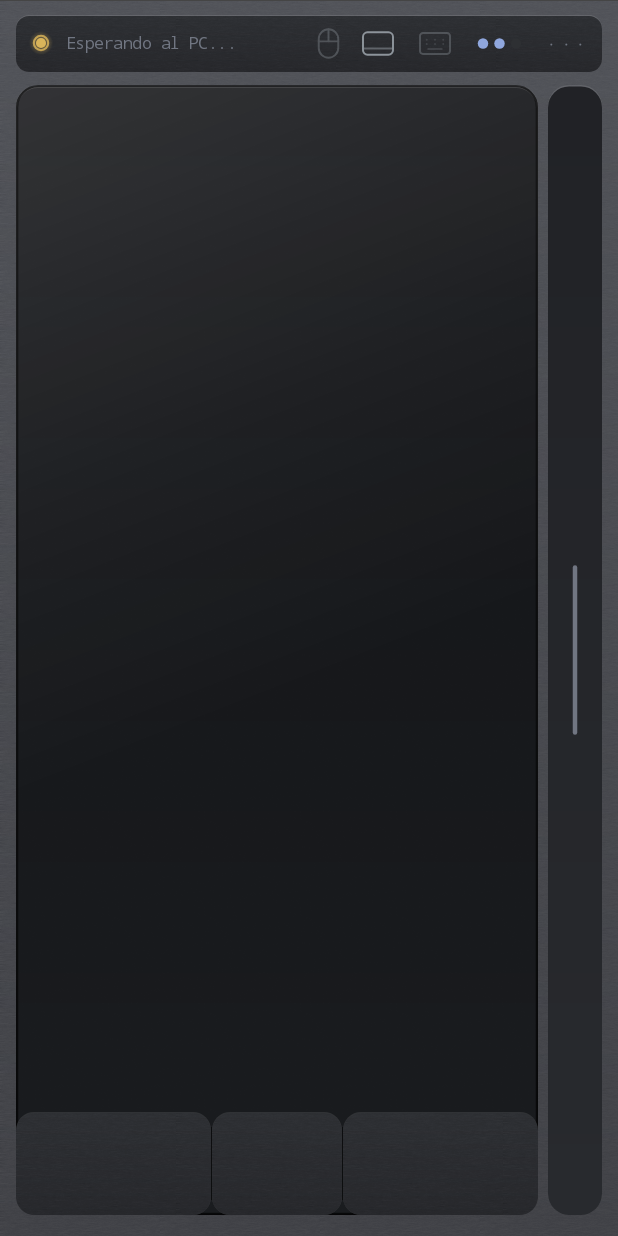
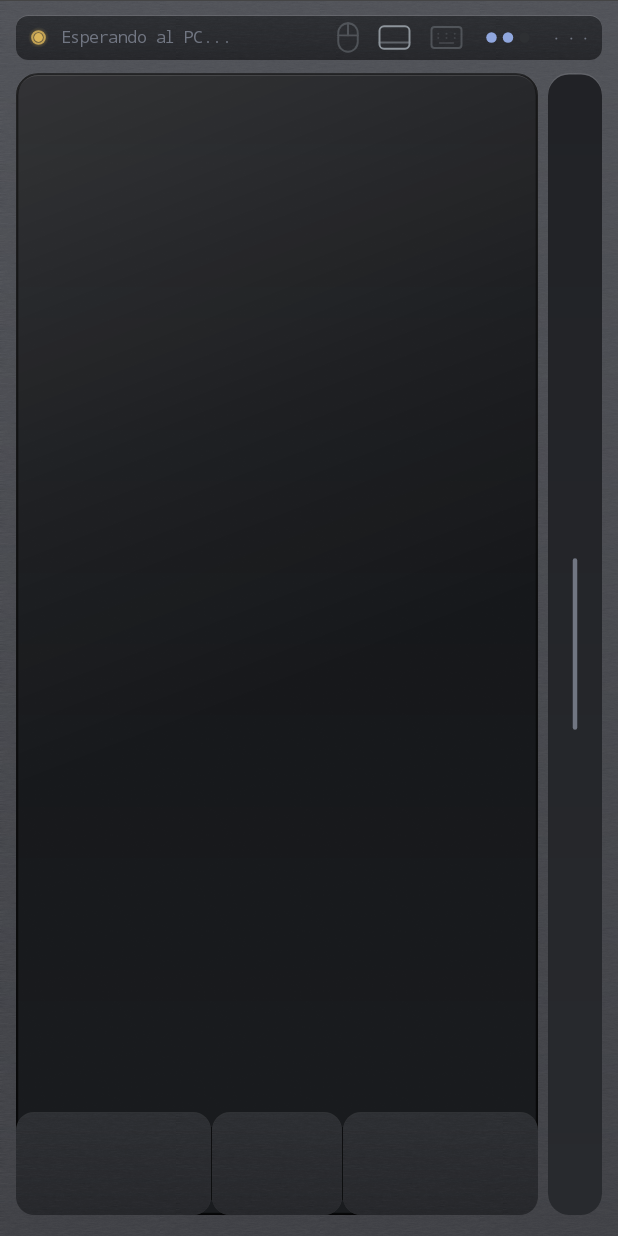
Before and after one commit to u0921985828-arch/Mousedroid, an Android app: the screen it shows after launch (MainActivity), on a phone screen of 412 x 824 dp. Run offline under Robolectric (Android 15) with nearby library versions, the phone set to English and light mode, and no system bars.

Commit message:
style(ui): cabecera a los 30 dp de las cotas
La referencia la mide en 30 dp y las cotas de CLAUDE.md dicen lo mismo; estaba en
38 porque al montarla sobre chapa no cabían las piezas. Encogen las cajas, no los
glifos: siguen dibujándose a 11 dp con trazo de 1,3, que es lo especificado.

  LED     16 -> 14 dp   (el núcleo visible sigue en ~7, el resto es halo)
  glifos  26 -> 22 dp de alto
  pips    46x26 -> 44x22
  chapa   padding 9/6 -> 8/5, radio 9 -> 8

Co-Authored-By: Claude Opus 5 <noreply@anthropic.com>
Claude-Session: https://claude.ai/code/session_018eq48cATXydZiUC6SMoQsf

```diff
--- a/android/app/src/main/java/com/eddie/usbmouse/MainActivity.kt
+++ b/android/app/src/main/java/com/eddie/usbmouse/MainActivity.kt
@@ -180,7 +180,7 @@ class MainActivity : Activity(), DeckIO {
             orientation = LinearLayout.VERTICAL
             setPadding(dp(11), dp(10), dp(11), dp(14))
         }
-        colv.addView(head(), LinearLayout.LayoutParams(MATCH_PARENT, dp(38)))
+        colv.addView(head(), LinearLayout.LayoutParams(MATCH_PARENT, dp(30)))
         stageHost = FrameLayout(this)
         colv.addView(stageHost, LinearLayout.LayoutParams(MATCH_PARENT, 0, 1f).apply {
             topMargin = dp(9)
@@ -220,11 +220,11 @@ class MainActivity : Activity(), DeckIO {
         val bar = LinearLayout(this).apply {
             orientation = LinearLayout.HORIZONTAL
             gravity = Gravity.CENTER_VERTICAL
-            background = plate(this@MainActivity, 9)
-            setPadding(dp(9), 0, dp(6), 0)
+            background = plate(this@MainActivity, 8)
+            setPadding(dp(8), 0, dp(5), 0)
         }
         led = LedView(this).apply { color = col(LED_OFF) }
-        bar.addView(led, LinearLayout.LayoutParams(dp(16), dp(16)).apply { rightMargin = dp(9) })
+        bar.addView(led, LinearLayout.LayoutParams(dp(14), dp(14)).apply { rightMargin = dp(8) })
 
         wire = etched("—", 10.5f, Monet.etchDim).apply { typeface = Typeface.MONOSPACE }
         bar.addView(wire, LinearLayout.LayoutParams(0, WRAP_CONTENT, 1f))
@@ -235,23 +235,23 @@ class MainActivity : Activity(), DeckIO {
         famPad = GlyphView(this, "pad").apply {
             setOnClickListener { family = 1; haptic(); rebuild() }
         }
-        bar.addView(famMouse, LinearLayout.LayoutParams(dp(30), dp(26)))
-        bar.addView(famPad, LinearLayout.LayoutParams(dp(32), dp(26)).apply { leftMargin = dp(2) })
+        bar.addView(famMouse, LinearLayout.LayoutParams(dp(28), dp(22)))
+        bar.addView(famPad, LinearLayout.LayoutParams(dp(30), dp(22)).apply { leftMargin = dp(2) })
 
         keyGlyph = GlyphView(this, "keys").apply {
             alpha = 0.38f
             setOnClickListener { toggleKeys() }
         }
-        bar.addView(keyGlyph, LinearLayout.LayoutParams(dp(32), dp(26)).apply { leftMargin = dp(6) })
+        bar.addView(keyGlyph, LinearLayout.LayoutParams(dp(30), dp(22)).apply { leftMargin = dp(5) })
 
         tierPips = PipsView(this).apply {
             active = tier
             setOnClickListener { tier = (tier + 1) % 3; haptic(); rebuild() }
         }
-        bar.addView(tierPips, LinearLayout.LayoutParams(dp(46), dp(26)).apply { leftMargin = dp(4) })
+        bar.addView(tierPips, LinearLayout.LayoutParams(dp(44), dp(22)).apply { leftMargin = dp(4) })
 
         val gear = etched("·  ·  ·", 12f, Monet.etchDim).apply {
-            setPadding(dp(10), dp(5), dp(6), dp(5))
+            setPadding(dp(9), dp(3), dp(4), dp(3))
             setOnClickListener { haptic(); togglePanel() }
         }
         bar.addView(gear)
```
